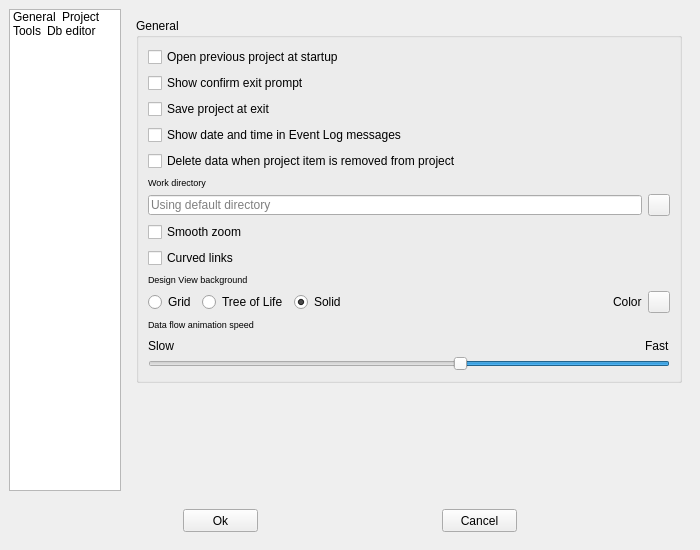
This is spinetoolbox/ui/settings.ui in spine-tools/Spine-Toolbox as Qt 5 draws it before an edit. The edited form follows.
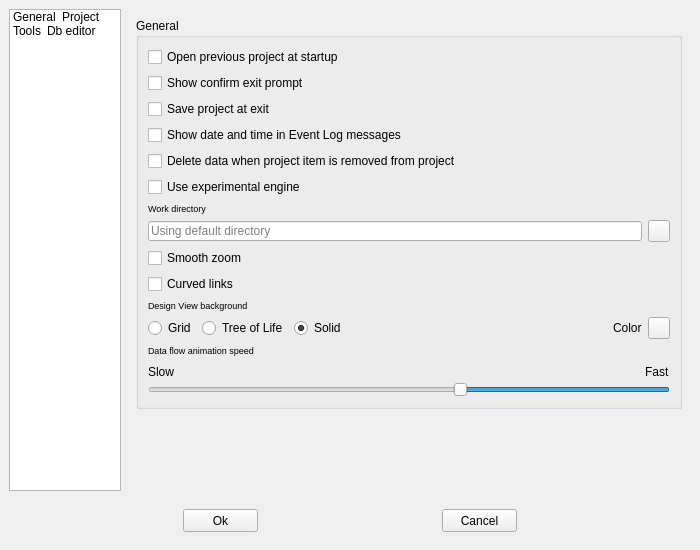
This is the edited form. Icons and pictures are not drawn.

Commit message:
Introduce experimental engine
Re #819, items#3

The experimental engine is created from a json string, without any
need to pass python objects. The idea is to support communication
with the remote engine through http requests or something like that.

The new experimental engine doesn't support console execution but it
does run.

The edit to the form file:
```diff
--- a/spinetoolbox/ui/settings.ui
+++ b/spinetoolbox/ui/settings.ui
@@ -240,48 +240,6 @@
             <bool>false</bool>
            </property>
            <layout class="QGridLayout" name="gridLayout">
-            <item row="0" column="0">
-             <widget class="QCheckBox" name="checkBox_open_previous_project">
-              <property name="sizePolicy">
-               <sizepolicy hsizetype="Minimum" vsizetype="Fixed">
-                <horstretch>0</horstretch>
-                <verstretch>0</verstretch>
-               </sizepolicy>
-              </property>
-              <property name="toolTip">
-               <string>&lt;html&gt;&lt;head/&gt;&lt;body&gt;&lt;p&gt;If checked, Application opens the project at startup that was open the last time the application was exited&lt;/p&gt;&lt;/body&gt;&lt;/html&gt;</string>
-              </property>
-              <property name="text">
-               <string>Open previous project at startup</string>
-              </property>
-             </widget>
-            </item>
-            <item row="1" column="0">
-             <widget class="QCheckBox" name="checkBox_exit_prompt">
-              <property name="toolTip">
-               <string>&lt;html&gt;&lt;head/&gt;&lt;body&gt;&lt;p&gt;If checked, confirm exit prompt is shown. If unchecked, application exits without prompt.&lt;/p&gt;&lt;/body&gt;&lt;/html&gt;</string>
-              </property>
-              <property name="text">
-               <string>Show confirm exit prompt</string>
-              </property>
-              <property name="tristate">
-               <bool>false</bool>
-              </property>
-             </widget>
-            </item>
-            <item row="2" column="0">
-             <widget class="QCheckBox" name="checkBox_save_at_exit">
-              <property name="toolTip">
-               <string>&lt;html&gt;&lt;head/&gt;&lt;body&gt;&lt;p&gt;Unchecked: Does not save project and does not show message box&lt;/p&gt;&lt;p&gt;Partially checked: Shows message box (default)&lt;/p&gt;&lt;p&gt;Checked: Saves project and does not show message box&lt;/p&gt;&lt;p&gt;&lt;br/&gt;&lt;/p&gt;&lt;/body&gt;&lt;/html&gt;</string>
-              </property>
-              <property name="text">
-               <string>Save project at exit</string>
-              </property>
-              <property name="tristate">
-               <bool>true</bool>
-              </property>
-             </widget>
-            </item>
             <item row="3" column="0">
              <widget class="QCheckBox" name="checkBox_datetime">
               <property name="toolTip">
@@ -292,51 +250,79 @@
               </property>
              </widget>
             </item>
-            <item row="4" column="0">
-             <widget class="QCheckBox" name="checkBox_delete_data">
-              <property name="toolTip">
-               <string>&lt;html&gt;&lt;head/&gt;&lt;body&gt;&lt;p&gt;Check this box to delete project item's data when a project item is removed from project. This means, that the project item directory and its contens will be deleted from your HD.&lt;/p&gt;&lt;/body&gt;&lt;/html&gt;</string>
+            <item row="14" column="0">
+             <layout class="QVBoxLayout" name="verticalLayout_3">
+              <property name="spacing">
+               <number>0</number>
               </property>
-              <property name="text">
-               <string>Delete data when project item is removed from project</string>
-              </property>
-             </widget>
-            </item>
-            <item row="5" column="0">
-             <widget class="QLabel" name="label">
-              <property name="font">
-               <font>
-                <pointsize>7</pointsize>
-               </font>
-              </property>
-              <property name="text">
-               <string>Work directory</string>
-              </property>
-             </widget>
+              <item>
+               <layout class="QHBoxLayout" name="horizontalLayout_5">
+                <item>
+                 <widget class="QLabel" name="label_5">
+                  <property name="text">
+                   <string>Slow</string>
+                  </property>
+                 </widget>
+                </item>
+                <item>
+                 <spacer name="horizontalSpacer_5">
+                  <property name="orientation">
+                   <enum>Qt::Horizontal</enum>
+                  </property>
+                  <property name="sizeHint" stdset="0">
+                   <size>
+                    <width>40</width>
+                    <height>20</height>
+                   </size>
+                  </property>
+                 </spacer>
+                </item>
+                <item>
+                 <widget class="QLabel" name="label_8">
+                  <property name="text">
+                   <string>Fast</string>
+                  </property>
+                 </widget>
+                </item>
+               </layout>
+              </item>
+              <item>
+               <widget class="QSlider" name="horizontalSlider_data_flow_animation_duration">
+                <property name="styleSheet">
+                 <string notr="true"/>
+                </property>
+                <property name="minimum">
+                 <number>1</number>
+                </property>
+                <property name="maximum">
+                 <number>250</number>
+                </property>
+                <property name="singleStep">
+                 <number>10</number>
+                </property>
+                <property name="pageStep">
+                 <number>50</number>
+                </property>
+                <property name="sliderPosition">
+                 <number>100</number>
+                </property>
+                <property name="tracking">
+                 <bool>false</bool>
+                </property>
+                <property name="orientation">
+                 <enum>Qt::Horizontal</enum>
+                </property>
+                <property name="invertedAppearance">
+                 <bool>true</bool>
+                </property>
+                <property name="invertedControls">
+                 <bool>false</bool>
+                </property>
+               </widget>
+              </item>
+             </layout>
             </item>
             <item row="7" column="0">
-             <widget class="QCheckBox" name="checkBox_use_smooth_zoom">
-              <property name="toolTip">
-               <string>&lt;html&gt;&lt;head/&gt;&lt;body&gt;&lt;p&gt;Controls whether smooth or discete zoom is used in Design and Graph Views.&lt;/p&gt;&lt;/body&gt;&lt;/html&gt;</string>
-              </property>
-              <property name="text">
-               <string>Smooth zoom</string>
-              </property>
-             </widget>
-            </item>
-            <item row="10" column="0">
-             <widget class="QLabel" name="label_7">
-              <property name="font">
-               <font>
-                <pointsize>7</pointsize>
-               </font>
-              </property>
-              <property name="text">
-               <string>Design View background</string>
-              </property>
-             </widget>
-            </item>
-            <item row="6" column="0">
              <layout class="QHBoxLayout" name="horizontalLayout_6">
               <item>
                <widget class="QLineEdit" name="lineEdit_work_dir">
@@ -388,7 +374,77 @@
               </item>
              </layout>
             </item>
+            <item row="8" column="0">
+             <widget class="QCheckBox" name="checkBox_use_smooth_zoom">
+              <property name="toolTip">
+               <string>&lt;html&gt;&lt;head/&gt;&lt;body&gt;&lt;p&gt;Controls whether smooth or discete zoom is used in Design and Graph Views.&lt;/p&gt;&lt;/body&gt;&lt;/html&gt;</string>
+              </property>
+              <property name="text">
+               <string>Smooth zoom</string>
+              </property>
+             </widget>
+            </item>
+            <item row="1" column="0">
+             <widget class="QCheckBox" name="checkBox_exit_prompt">
+              <property name="toolTip">
+               <string>&lt;html&gt;&lt;head/&gt;&lt;body&gt;&lt;p&gt;If checked, confirm exit prompt is shown. If unchecked, application exits without prompt.&lt;/p&gt;&lt;/body&gt;&lt;/html&gt;</string>
+              </property>
+              <property name="text">
+               <string>Show confirm exit prompt</string>
+              </property>
+              <property name="tristate">
+               <bool>false</bool>
+              </property>
+             </widget>
+            </item>
+            <item row="2" column="0">
+             <widget class="QCheckBox" name="checkBox_save_at_exit">
+              <property name="toolTip">
+               <string>&lt;html&gt;&lt;head/&gt;&lt;body&gt;&lt;p&gt;Unchecked: Does not save project and does not show message box&lt;/p&gt;&lt;p&gt;Partially checked: Shows message box (default)&lt;/p&gt;&lt;p&gt;Checked: Saves project and does not show message box&lt;/p&gt;&lt;p&gt;&lt;br/&gt;&lt;/p&gt;&lt;/body&gt;&lt;/html&gt;</string>
+              </property>
+              <property name="text">
+               <string>Save project at exit</string>
+              </property>
+              <property name="tristate">
+               <bool>true</bool>
+              </property>
+             </widget>
+            </item>
+            <item row="4" column="0">
+             <widget class="QCheckBox" name="checkBox_delete_data">
+              <property name="toolTip">
+               <string>&lt;html&gt;&lt;head/&gt;&lt;body&gt;&lt;p&gt;Check this box to delete project item's data when a project item is removed from project. This means, that the project item directory and its contens will be deleted from your HD.&lt;/p&gt;&lt;/body&gt;&lt;/html&gt;</string>
+              </property>
+              <property name="text">
+               <string>Delete data when project item is removed from project</string>
+              </property>
+             </widget>
+            </item>
+            <item row="6" column="0">
+             <widget class="QLabel" name="label">
+              <property name="font">
+               <font>
+                <pointsize>7</pointsize>
+               </font>
+              </property>
+              <property name="text">
+               <string>Work directory</string>
+              </property>
+             </widget>
+            </item>
             <item row="11" column="0">
+             <widget class="QLabel" name="label_7">
+              <property name="font">
+               <font>
+                <pointsize>7</pointsize>
+               </font>
+              </property>
+              <property name="text">
+               <string>Design View background</string>
+              </property>
+             </widget>
+            </item>
+            <item row="12" column="0">
              <layout class="QHBoxLayout" name="horizontalLayout_4">
               <item>
                <widget class="QRadioButton" name="radioButton_bg_grid">
@@ -455,7 +511,23 @@
               </item>
              </layout>
             </item>
-            <item row="12" column="0">
+            <item row="0" column="0">
+             <widget class="QCheckBox" name="checkBox_open_previous_project">
+              <property name="sizePolicy">
+               <sizepolicy hsizetype="Minimum" vsizetype="Fixed">
+                <horstretch>0</horstretch>
+                <verstretch>0</verstretch>
+               </sizepolicy>
+              </property>
+              <property name="toolTip">
+               <string>&lt;html&gt;&lt;head/&gt;&lt;body&gt;&lt;p&gt;If checked, Application opens the project at startup that was open the last time the application was exited&lt;/p&gt;&lt;/body&gt;&lt;/html&gt;</string>
+              </property>
+              <property name="text">
+               <string>Open previous project at startup</string>
+              </property>
+             </widget>
+            </item>
+            <item row="13" column="0">
              <widget class="QLabel" name="label_4">
               <property name="font">
                <font>
@@ -467,79 +539,7 @@
               </property>
              </widget>
             </item>
-            <item row="13" column="0">
-             <layout class="QVBoxLayout" name="verticalLayout_3">
-              <property name="spacing">
-               <number>0</number>
-              </property>
-              <item>
-               <layout class="QHBoxLayout" name="horizontalLayout_5">
-                <item>
-                 <widget class="QLabel" name="label_5">
-                  <property name="text">
-                   <string>Slow</string>
-                  </property>
-                 </widget>
-                </item>
-                <item>
-                 <spacer name="horizontalSpacer_5">
-                  <property name="orientation">
-                   <enum>Qt::Horizontal</enum>
-                  </property>
-                  <property name="sizeHint" stdset="0">
-                   <size>
-                    <width>40</width>
-                    <height>20</height>
-                   </size>
-                  </property>
-                 </spacer>
-                </item>
-                <item>
-                 <widget class="QLabel" name="label_8">
-                  <property name="text">
-                   <string>Fast</string>
-                  </property>
-                 </widget>
-                </item>
-               </layout>
-              </item>
-              <item>
-               <widget class="QSlider" name="horizontalSlider_data_flow_animation_duration">
-                <property name="styleSheet">
-                 <string notr="true"/>
-                </property>
-                <property name="minimum">
-                 <number>1</number>
-                </property>
-                <property name="maximum">
-                 <number>250</number>
-                </property>
-                <property name="singleStep">
-                 <number>10</number>
-                </property>
-                <property name="pageStep">
-                 <number>50</number>
-                </property>
-                <property name="sliderPosition">
-                 <number>100</number>
-                </property>
-                <property name="tracking">
-                 <bool>false</bool>
-                </property>
-                <property name="orientation">
-                 <enum>Qt::Horizontal</enum>
-                </property>
-                <property name="invertedAppearance">
-                 <bool>true</bool>
-                </property>
-                <property name="invertedControls">
-                 <bool>false</bool>
-                </property>
-               </widget>
-              </item>
-             </layout>
-            </item>
-            <item row="8" column="0">
+            <item row="9" column="0">
              <widget class="QCheckBox" name="checkBox_use_curved_links">
               <property name="toolTip">
                <string>&lt;html&gt;&lt;head/&gt;&lt;body&gt;&lt;p&gt;Controls whether smooth or straight connectors are used in Design View.&lt;/p&gt;&lt;/body&gt;&lt;/html&gt;</string>
@@ -549,6 +549,13 @@
               </property>
              </widget>
             </item>
+            <item row="5" column="0">
+             <widget class="QCheckBox" name="checkBox_use_experimental_engine">
+              <property name="text">
+               <string>Use experimental engine</string>
+              </property>
+             </widget>
+            </item>
            </layout>
           </widget>
          </item>
@@ -669,8 +676,8 @@
                <string>&lt;!DOCTYPE HTML PUBLIC &quot;-//W3C//DTD HTML 4.0//EN&quot; &quot;http://www.w3.org/TR/REC-html40/strict.dtd&quot;&gt;
 &lt;html&gt;&lt;head&gt;&lt;meta name=&quot;qrichtext&quot; content=&quot;1&quot; /&gt;&lt;style type=&quot;text/css&quot;&gt;
 p, li { white-space: pre-wrap; }
-&lt;/style&gt;&lt;/head&gt;&lt;body style=&quot; font-family:'MS Shell Dlg 2'; font-size:7.8pt; font-weight:400; font-style:normal;&quot;&gt;
-&lt;p style=&quot;-qt-paragraph-type:empty; margin-top:0px; margin-bottom:0px; margin-left:0px; margin-right:0px; -qt-block-indent:0; text-indent:0px; font-size:8.25pt;&quot;&gt;&lt;br /&gt;&lt;/p&gt;&lt;/body&gt;&lt;/html&gt;</string>
+&lt;/style&gt;&lt;/head&gt;&lt;body style=&quot; font-family:'Cantarell'; font-size:11pt; font-weight:400; font-style:normal;&quot;&gt;
+&lt;p style=&quot;-qt-paragraph-type:empty; margin-top:0px; margin-bottom:0px; margin-left:0px; margin-right:0px; -qt-block-indent:0; text-indent:0px; font-family:'MS Shell Dlg 2'; font-size:8.25pt;&quot;&gt;&lt;br /&gt;&lt;/p&gt;&lt;/body&gt;&lt;/html&gt;</string>
               </property>
               <property name="acceptRichText">
                <bool>false</bool>
```
The commit also changes 19 other files.
